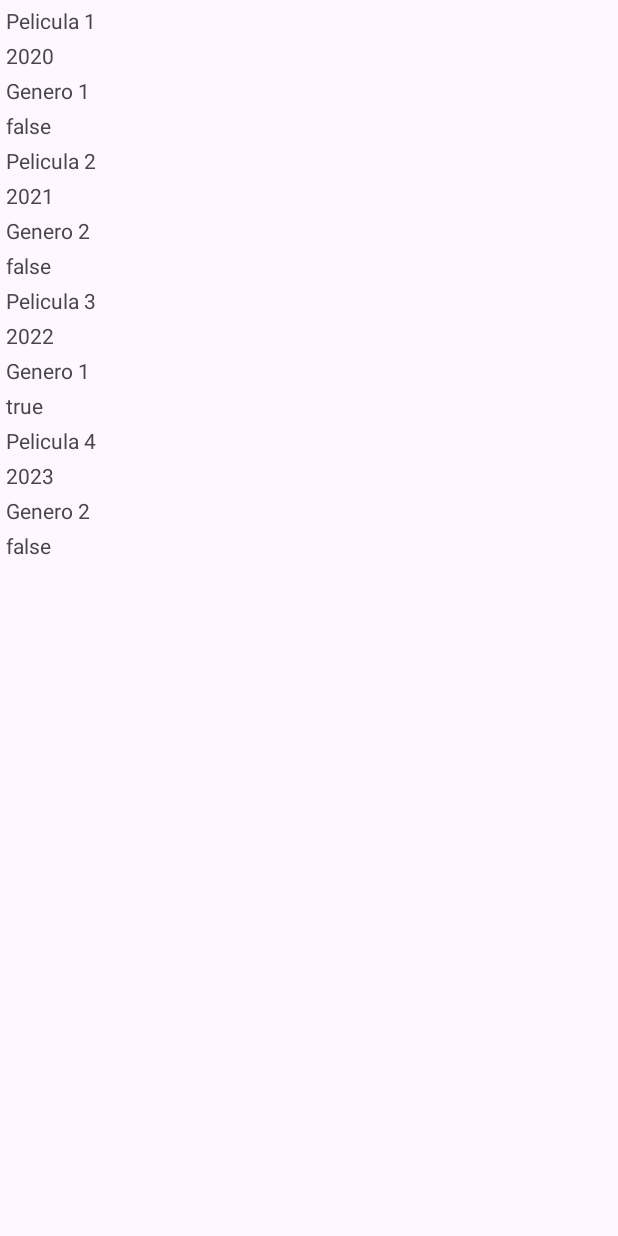
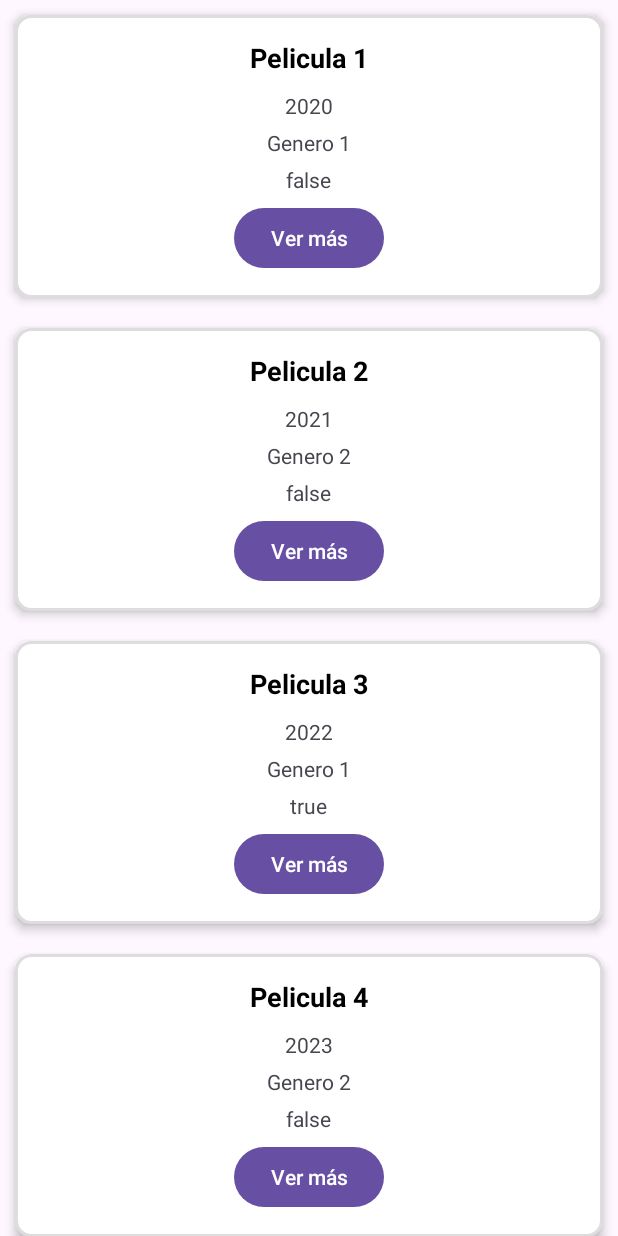
Before and after one commit to Francisco-Robles/grupo4_sem-kotlin, an Android app: the MainActivity screen opened directly, with no data from a screen before it, on a phone screen of 412 x 824 dp. Run offline under Robolectric (Android 15) with nearby library versions, the phone set to English and light mode, and no system bars.

Commit message:
Cambios visuales y creacion de rama 'testeo'

```diff
--- /dev/null
+++ b/app/src/main/res/drawable/card_background.xml
@@ -0,0 +1,6 @@
+<shape xmlns:android="http://schemas.android.com/apk/res/android">
+    <solid android:color="@android:color/white"/>
+    <corners android:radius="10dp"/>
+    <padding android:left="10dp" android:top="10dp" android:right="10dp" android:bottom="10dp"/>
+    <stroke android:width="2dp" android:color="#DDDDDD"/>
+</shape>
--- a/app/src/main/res/layout/item_pelicula.xml
+++ b/app/src/main/res/layout/item_pelicula.xml
@@ -2,38 +2,51 @@
 <LinearLayout xmlns:android="http://schemas.android.com/apk/res/android"
     android:layout_width="match_parent"
     android:layout_height="wrap_content"
-    android:weightSum="1"
-    android:orientation="vertical">
+    android:orientation="vertical"
+    android:padding="16dp"
+    android:background="@drawable/card_background"
+    android:elevation="4dp"
+    android:layout_margin="10dp"
+    android:gravity="center"
+    android:layout_gravity="center"
+    android:clipToOutline="true"
+    >
 
     <TextView
         android:id="@+id/tvTitulo"
-        android:layout_width="match_parent"
+        android:layout_width="wrap_content"
         android:layout_height="wrap_content"
-        android:layout_marginStart="4dp"
-        android:layout_marginTop="4dp"
+        android:textSize="18sp"
+        android:textStyle="bold"
+        android:textColor="@color/black"
+        android:layout_marginBottom="10dp"
         />
 
     <TextView
         android:id="@+id/tvAnioLanzamiento"
-        android:layout_width="match_parent"
+        android:layout_width="wrap_content"
         android:layout_height="wrap_content"
-        android:layout_marginStart="4dp"
-        android:layout_marginTop="4dp"
+        android:layout_marginBottom="5dp"
         />
     <TextView
         android:id="@+id/tvGenero"
-        android:layout_width="match_parent"
+        android:layout_width="wrap_content"
         android:layout_height="wrap_content"
-        android:layout_marginStart="4dp"
-        android:layout_marginTop="4dp"
+        android:layout_marginBottom="5dp"
         />
 
     <TextView
         android:id="@+id/tvParaAdultos"
-        android:layout_width="match_parent"
+        android:layout_width="wrap_content"
         android:layout_height="wrap_content"
-        android:layout_marginStart="4dp"
-        android:layout_marginTop="4dp"
+        android:layout_marginBottom="5dp"
+        />
+
+    <Button
+        android:layout_width="wrap_content"
+        android:layout_height="wrap_content"
+        android:text="Ver más"
+        android:layout_gravity="center"
         />
 
 </LinearLayout>
```
